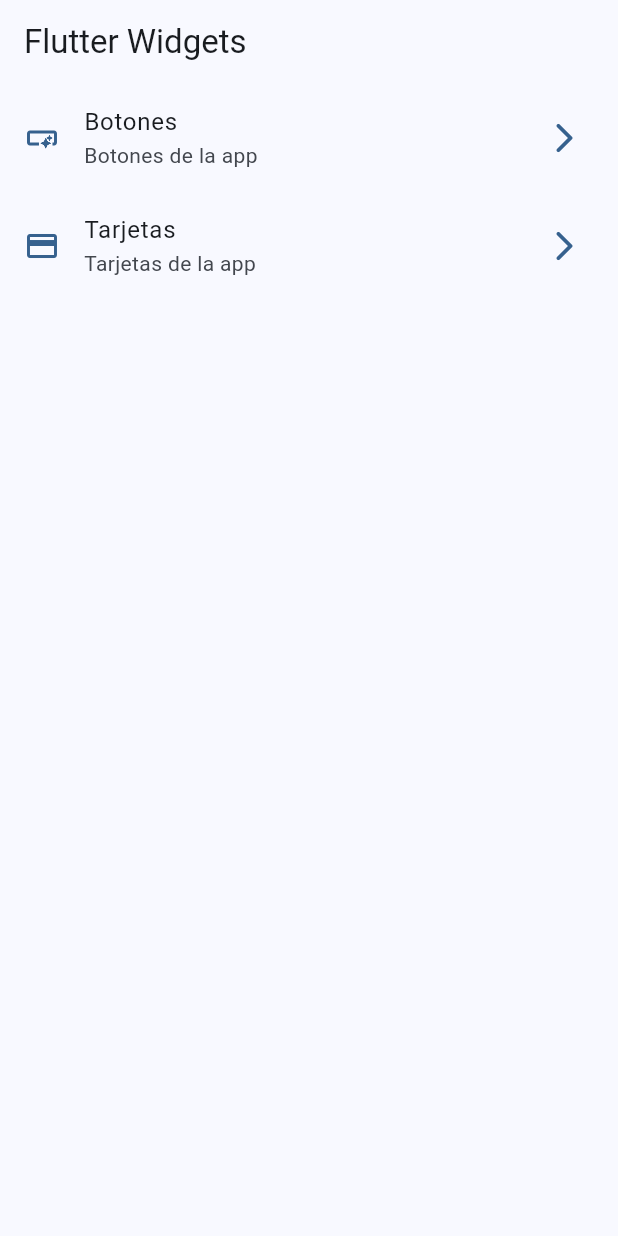
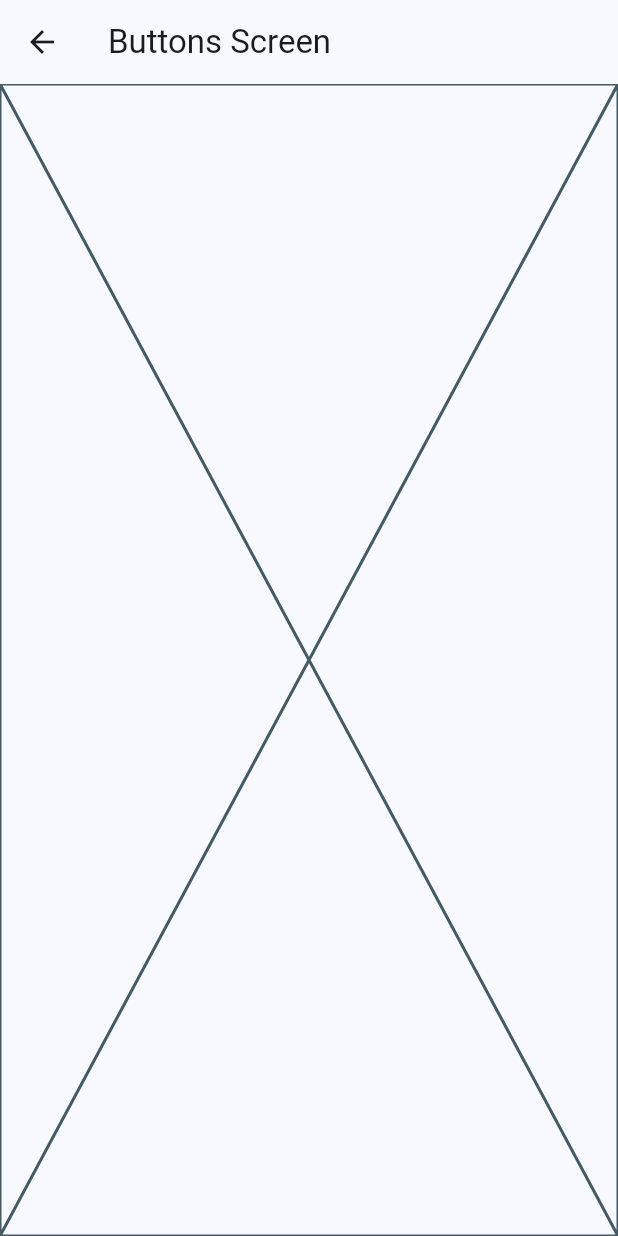
Before and after one commit to SValac/flutter_widgets_app, a Flutter app: the screen it shows after launch, after a tap on "Botones", on a phone screen of 412 x 824 dp. Run offline on Flutter 3.47's test engine with Material 3 defaults, Android fonts, the phone set to English and light mode, and no system bars.

Commit message:
feat: update navigation and add Buttons and Cards screens

```diff
--- a/lib/config/menu/menu_items.dart
+++ b/lib/config/menu/menu_items.dart
@@ -18,13 +18,13 @@ const appMenuItems = <MenuItem>[
   MenuItem(
     title: 'Botones',
     subtitle: 'Botones de la app',
-    link: '/botones',
+    link: '/buttons',
     icon: Icons.smart_button_outlined,
   ),
   MenuItem(
     title: 'Tarjetas',
     subtitle: 'Tarjetas de la app',
-    link: '/tarjetas',
+    link: '/cards',
     icon: Icons.credit_card,
   ),
 ];
--- a/lib/main.dart
+++ b/lib/main.dart
@@ -1,4 +1,6 @@
 import 'package:flutter/material.dart';
+import 'package:widgets_app/presentation/screens/buttons/buttons_creen.dart';
+import 'package:widgets_app/presentation/screens/cards/cards_screen.dart';
 import 'package:widgets_app/presentation/screens/home/home_screen.dart';
 
 import 'config/theme/app_theme.dart';
@@ -15,7 +17,13 @@ class MainApp extends StatelessWidget {
     return MaterialApp(
       debugShowCheckedModeBanner: false,
       theme: AppTheme(selectedColor: 2).getTheme(),
-      home: const HomeScreen(),
+      // home: const HomeScreen(), When using initialRoute, don't define a home property.
+      initialRoute: '/',
+      routes: {
+        '/': (contex) => const HomeScreen(),
+        '/buttons': (contex) => const ButtonsScreen(),
+        '/cards': (context) => const CardsScreen(),
+      },
     );
   }
 }
--- /dev/null
+++ b/lib/presentation/screens/buttons/buttons_creen.dart
@@ -0,0 +1,13 @@
+import 'package:flutter/material.dart';
+
+class ButtonsScreen extends StatelessWidget {
+  const ButtonsScreen({super.key});
+
+  @override
+  Widget build(BuildContext context) {
+    return Scaffold(
+      appBar: AppBar(title: const Text('Buttons Screen')),
+      body: Placeholder(),
+    );
+  }
+}
--- a/lib/presentation/screens/home/home_screen.dart
+++ b/lib/presentation/screens/home/home_screen.dart
@@ -45,7 +45,7 @@ class _CustomListTile extends StatelessWidget {
       title: Text(item.title),
       subtitle: Text(item.subtitle),
       onTap: () {
-        //TODO : navigate to toehr screen
+        Navigator.pushNamed(context, item.link);
       },
     );
   }
```
Also changed, not shown: lib/presentation/screens/cards/cards_screen.dart (added, +13 -0 lines).
